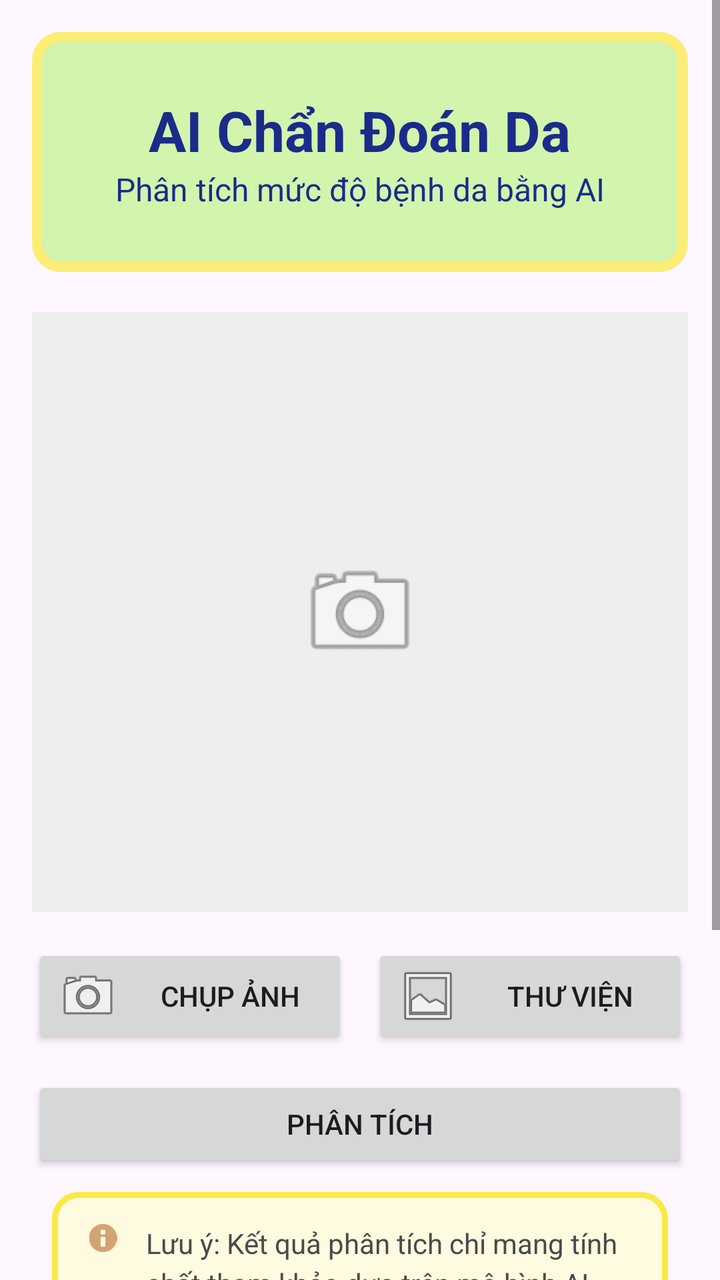
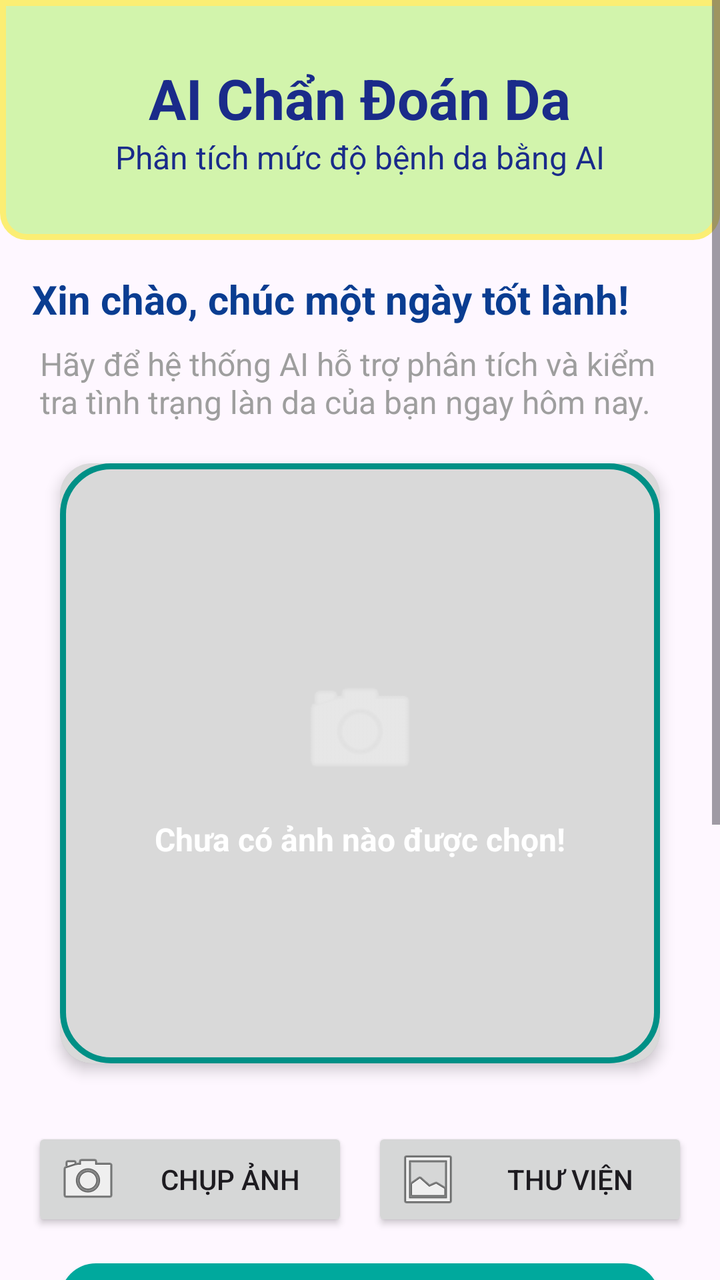

Two renders of the same Android screen: before a commit and after it. Below are the layout's source before the change and the commit's diff.
<!-- AndroidManifest.xml: application theme Theme.AISkinDiagnosis -->
<!-- res/layout/activity_home_fragment.xml -->
<?xml version="1.0" encoding="utf-8"?>
<ScrollView xmlns:android="http://schemas.android.com/apk/res/android"
    android:layout_width="match_parent"
    android:layout_height="match_parent"
    xmlns:app="http://schemas.android.com/apk/res-auto">

    <LinearLayout
        android:layout_width="match_parent"
        android:layout_height="wrap_content"
        android:orientation="vertical"
        android:padding="16dp">

        
        <LinearLayout
            android:layout_width="match_parent"
            android:layout_height="120dp"
            android:background="@drawable/bg_header"
            android:gravity="center"
            android:orientation="vertical">

            <TextView
                android:layout_width="wrap_content"
                android:layout_height="wrap_content"
                android:text="AI Chẩn Đoán Da"
                android:textColor="#1A2B8A"
                android:textSize="28sp"
                android:textStyle="bold"/>

            <TextView
                android:layout_width="wrap_content"
                android:layout_height="wrap_content"
                android:text="Phân tích mức độ bệnh da bằng AI"
                android:textColor="#1A2B8A"
                android:textSize="16sp"/>
        </LinearLayout>

        <FrameLayout
            android:layout_width="match_parent"
            android:layout_height="300dp"
            android:layout_marginTop="20dp">
            
            <ImageView
                android:id="@+id/imgView"
                android:layout_width="match_parent"
                android:layout_height="match_parent"
                android:background="#EEEEEE"
                android:scaleType="centerCrop"/>
            
            <ImageView
                android:id="@+id/imgCameraIcon"
                android:layout_width="64dp"
                android:layout_height="64dp"
                android:layout_gravity="center"
                android:alpha="0.7"
                android:src="@android:drawable/ic_menu_camera"/>

        </FrameLayout>
        
        <LinearLayout
            android:layout_width="match_parent"
            android:layout_height="wrap_content"
            android:layout_marginTop="16dp"
            android:orientation="horizontal">
            <Button
                android:id="@+id/btnCamera"
                android:layout_width="0dp"
                android:layout_height="wrap_content"
                android:layout_weight="1"
                android:drawableStart="@android:drawable/ic_menu_camera"
                android:drawablePadding="8dp"
                android:text="Chụp ảnh"/>
            <Space
                android:layout_width="12dp"
                android:layout_height="1dp"/>
            <Button
                android:id="@+id/btnGallery"
                android:layout_width="0dp"
                android:layout_height="wrap_content"
                android:layout_weight="1"
                android:drawableStart="@android:drawable/ic_menu_gallery"
                android:drawablePadding="8dp"
                android:text="Thư viện"/>

        </LinearLayout>
        
        <Button
            android:id="@+id/btnAnalyze"
            android:layout_width="match_parent"
            android:layout_height="wrap_content"
            android:text="Phân tích"
            android:layout_marginTop="14dp"/>
        
        <LinearLayout
            android:layout_width="match_parent"
            android:layout_height="wrap_content"
            android:layout_margin="10dp"
            android:background="@drawable/bg_note"
            android:orientation="horizontal"
            android:padding="16dp">
            <ImageView
                android:layout_width="19dp"
                android:layout_height="14dp"
                android:layout_marginEnd="12dp"
                android:layout_marginRight="12dp"
                android:contentDescription="Warning Icon"
                android:src="@android:drawable/ic_dialog_info"
                app:tint="#D4A373" />
            <TextView
                android:layout_width="0dp"
                android:layout_height="wrap_content"
                android:layout_weight="1"
                android:text="Lưu ý: Kết quả phân tích chỉ mang tính chất tham khảo dựa trên mô hình AI. Vui lòng thăm khám bác sĩ da liễu để có chẩn đoán chính xác và phác đồ điều trị phù hợp."
                android:textColor="#4A4A4A"
                android:textSize="14sp"
                android:lineSpacingMultiplier="1.2" />

        </LinearLayout>
        
        <TextView
            android:id="@+id/txtResult"
            android:layout_width="match_parent"
            android:layout_height="wrap_content"
            android:text="Kết quả AI"
            android:textSize="24sp"
            android:textStyle="bold"
            android:padding="10dp"
            android:layout_marginTop="10dp"/>
        <TextView
            android:id="@+id/txtBenign"
            android:layout_width="wrap_content"
            android:layout_height="wrap_content"
            android:text="Lành tính: 0%"
            android:textSize="18sp"
            android:textStyle="bold"
            android:paddingLeft="20dp"
            android:textColor="#2E7D32"
            android:layout_marginTop="12dp"/>

        <TextView
            android:id="@+id/txtMalignant"
            android:layout_width="wrap_content"
            android:layout_height="wrap_content"
            android:text="Ác tính: 0%"
            android:textSize="18sp"
            android:paddingLeft="20dp"
            android:textStyle="bold"
            android:textColor="#C62828"
            android:layout_marginTop="6dp"/>

    </LinearLayout>

</ScrollView>
<!-- resources referenced by this layout -->
<resources>
  <!-- drawable bg_header (drawable) -->
  <?xml version="1.0" encoding="utf-8"?>
  <shape xmlns:android="http://schemas.android.com/apk/res/android"
      android:shape="rectangle">
  
      <solid android:color="#D2F4AC" />
  
      <stroke
          android:width="5dp"
          android:color="#FBEE74" />
  
      <corners android:radius="12dp" />
  </shape>
  <!-- drawable bg_note (drawable) -->
  <?xml version="1.0" encoding="utf-8"?>
  <shape xmlns:android="http://schemas.android.com/apk/res/android"
      android:shape="rectangle">
  
      <solid android:color="#FFFBE0" />
  
      <stroke
          android:width="3dp"
          android:color="#FBE946" />
  
      <corners android:radius="12dp" />
  </shape>
  <style name="Theme.AISkinDiagnosis" parent="Base.Theme.AISkinDiagnosis" />
  <style name="Base.Theme.AISkinDiagnosis" parent="Theme.Material3.DayNight.NoActionBar">
          
          
      </style>
</resources>

<!-- the commit's change to res/layout/activity_home_fragment.xml (unified diff, before → after) -->
@@ -8,7 +8,7 @@
         android:layout_width="match_parent"
         android:layout_height="wrap_content"
         android:orientation="vertical"
-        android:padding="16dp">
+        >
 
         
         <LinearLayout
@@ -16,6 +16,7 @@
             android:layout_height="120dp"
             android:background="@drawable/bg_header"
             android:gravity="center"
+            android:padding="16dp"
             android:orientation="vertical">
 
             <TextView
@@ -34,40 +35,103 @@
                 android:textSize="16sp"/>
         </LinearLayout>
 
-        <FrameLayout
-            android:layout_width="match_parent"
+        <TextView
+            android:layout_width="wrap_content"
+            android:layout_height="wrap_content"
+            android:text="Xin chào, chúc một ngày tốt lành!"
+            android:textColor="#0A3D91"
+            android:textSize="20sp"
+            android:paddingTop="16dp"
+            android:paddingLeft="16dp"
+            android:paddingRight="16dp"
+            android:textStyle="bold"/>
+        <TextView
+            android:layout_width="match_parent"
+            android:layout_height="wrap_content"
+            android:layout_marginTop="8dp"
+            android:paddingLeft="20dp"
+            android:paddingRight="20dp"
+            android:text="Hãy để hệ thống AI hỗ trợ phân tích và kiểm tra tình trạng làn da của bạn ngay hôm nay."
+            android:textColor="#9E9E9E"
+            android:textSize="16dp"/>
+
+        <androidx.cardview.widget.CardView
+            xmlns:android="http://schemas.android.com/apk/res/android"
+            xmlns:app="http://schemas.android.com/apk/res-auto"
+            android:layout_width="300dp"
             android:layout_height="300dp"
-            android:layout_marginTop="20dp">
-            
-            <ImageView
-                android:id="@+id/imgView"
+            android:layout_gravity="center"
+            android:layout_marginTop="20dp"
+            app:cardCornerRadius="16dp"
+            app:cardElevation="4dp"
+            app:cardPreventCornerOverlap="false">
+            <FrameLayout
                 android:layout_width="match_parent"
-                android:layout_height="match_parent"
-                android:background="#EEEEEE"
-                android:scaleType="centerCrop"/>
-            
-            <ImageView
-                android:id="@+id/imgCameraIcon"
-                android:layout_width="64dp"
-                android:layout_height="64dp"
-                android:layout_gravity="center"
-                android:alpha="0.7"
-                android:src="@android:drawable/ic_menu_camera"/>
-
-        </FrameLayout>
+                android:layout_height="match_parent">
+
+                
+                <ImageView
+                    android:id="@+id/imgView"
+                    android:layout_width="match_parent"
+                    android:layout_height="match_parent"
+                    android:scaleType="centerCrop"
+                    android:src="@drawable/bg_image" />
+
+                
+                <View
+                    android:layout_width="match_parent"
+                    android:layout_height="match_parent"
+                    android:background="#26000000" />
+
+                
+                <LinearLayout
+                    android:id="@+id/layoutPlaceholder"
+                    android:layout_width="wrap_content"
+                    android:layout_height="wrap_content"
+                    android:layout_gravity="center"
+                    android:gravity="center"
+                    android:orientation="vertical"
+                    android:padding="16dp">
+
+                    <ImageView
+                        android:id="@+id/imgCameraIcon"
+                        android:layout_width="64dp"
+                        android:layout_height="64dp"
+                        android:alpha="0.6"
+                        android:src="@android:drawable/ic_menu_camera"
+                        app:tint="#FFFFFF" />
+
+                    <TextView
+                        android:id="@+id/tvAnh"
+                        android:layout_width="wrap_content"
+                        android:layout_height="wrap_content"
+                        android:layout_marginTop="12dp"
+                        android:text="Chưa có ảnh nào được chọn!"
+                        android:textColor="#FFFFFF"
+                        android:textSize="16sp"
+                        android:textStyle="bold"
+                        android:gravity="center" />
+                </LinearLayout>
+
+            </FrameLayout>
+        </androidx.cardview.widget.CardView>
+
         
         <LinearLayout
             android:layout_width="match_parent"
             android:layout_height="wrap_content"
             android:layout_marginTop="16dp"
-            android:orientation="horizontal">
+            android:orientation="horizontal"
+            android:padding="16dp">
             <Button
                 android:id="@+id/btnCamera"
                 android:layout_width="0dp"
                 android:layout_height="wrap_content"
                 android:layout_weight="1"
-                android:drawableStart="@android:drawable/ic_menu_camera"
+                android:gravity="center"
+                android:drawableLeft="@android:drawable/ic_menu_camera"
                 android:drawablePadding="8dp"
+                android:tint="@null"
                 android:text="Chụp ảnh"/>
             <Space
                 android:layout_width="12dp"
@@ -77,18 +141,28 @@
                 android:layout_width="0dp"
                 android:layout_height="wrap_content"
                 android:layout_weight="1"
-                android:drawableStart="@android:drawable/ic_menu_gallery"
+                android:gravity="center"
+                android:drawableLeft="@android:drawable/ic_menu_gallery"
                 android:drawablePadding="8dp"
+                android:tint="@null"
                 android:text="Thư viện"/>
 
         </LinearLayout>
         
-        <Button
+        <androidx.appcompat.widget.AppCompatButton
             android:id="@+id/btnAnalyze"
-            android:layout_width="match_parent"
-            android:layout_height="wrap_content"
+            android:layout_width="300dp"
+            android:layout_height="60dp"
+            android:layout_gravity="center"
+            android:background="@drawable/bg_btn_phantich"
             android:text="Phân tích"
-            android:layout_marginTop="14dp"/>
+            android:textColor="#FFFFFF"
+            android:textSize="20sp"
+            android:textStyle="bold"
+            android:drawableLeft="@android:drawable/ic_menu_search"
+            android:drawablePadding="10dp"
+            android:paddingLeft="65dp"
+            android:gravity="center_vertical"/>
         
         <LinearLayout
             android:layout_width="match_parent"
@@ -123,7 +197,7 @@
             android:text="Kết quả AI"
             android:textSize="24sp"
             android:textStyle="bold"
-            android:padding="10dp"
+            android:padding="16dp"
             android:layout_marginTop="10dp"/>
         <TextView
             android:id="@+id/txtBenign"
@@ -143,6 +217,7 @@
             android:text="Ác tính: 0%"
             android:textSize="18sp"
             android:paddingLeft="20dp"
+            android:paddingBottom="30dp"
             android:textStyle="bold"
             android:textColor="#C62828"
             android:layout_marginTop="6dp"/>
<!-- resource entries referenced after the edit -->
@@ -1,17 +1,38 @@
 <!-- resources referenced by this layout -->
 <resources>
+  <!-- drawable bg_btn_phantich (drawable) -->
+  <?xml version="1.0" encoding="utf-8"?>
+  <shape xmlns:android="http://schemas.android.com/apk/res/android">
+  
+      <solid android:color="#00A99D"/>
+  
+      <corners android:radius="18dp"/>
+  
+  </shape>
   <!-- drawable bg_header (drawable) -->
   <?xml version="1.0" encoding="utf-8"?>
   <shape xmlns:android="http://schemas.android.com/apk/res/android"
       android:shape="rectangle">
+      <solid android:color="#D2F4AC" />
+      <stroke
+          android:width="3dp"
+          android:color="#FBEE74" />
+      <corners
+          android:bottomLeftRadius="12dp"
+          android:bottomRightRadius="12dp" />
   
-      <solid android:color="#D2F4AC" />
+  </shape>
+  <!-- drawable bg_image (drawable) -->
+  <?xml version="1.0" encoding="utf-8"?>
+  <shape xmlns:android="http://schemas.android.com/apk/res/android">
+  
+      <solid android:color="#FFFFFF"/>
   
       <stroke
-          android:width="5dp"
-          android:color="#FBEE74" />
+          android:width="3dp"
+          android:color="#00A99D"/>
+      <corners android:radius="24dp"/>
   
-      <corners android:radius="12dp" />
   </shape>
   <!-- drawable bg_note (drawable) -->
   <?xml version="1.0" encoding="utf-8"?>
